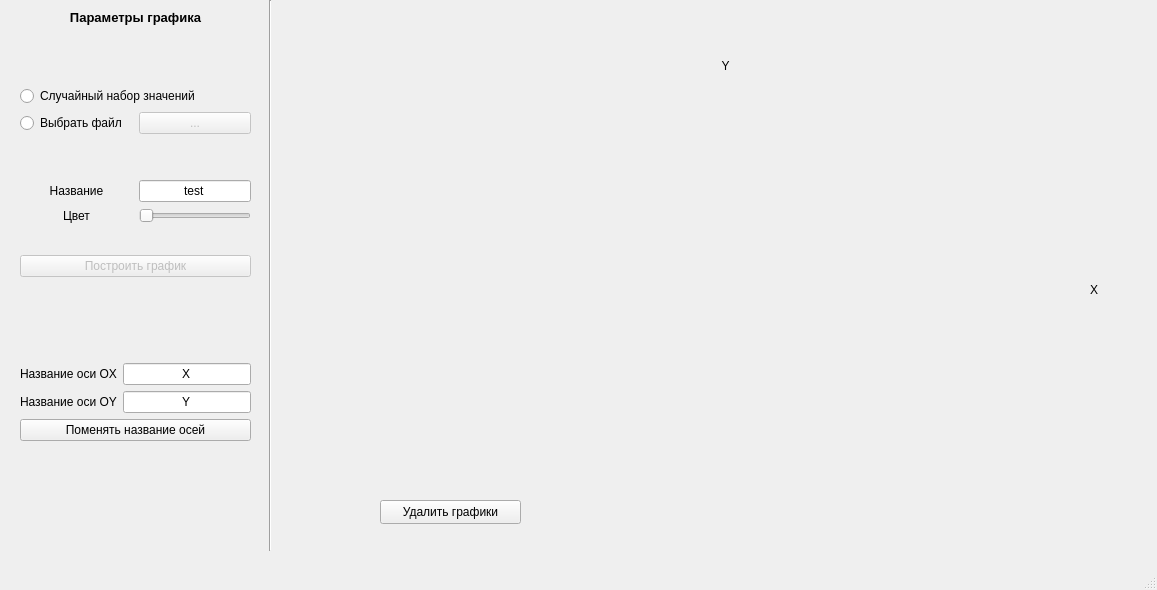
KillReal01/BuildGraph, file graph/mainwindow.ui: the form before one commit.
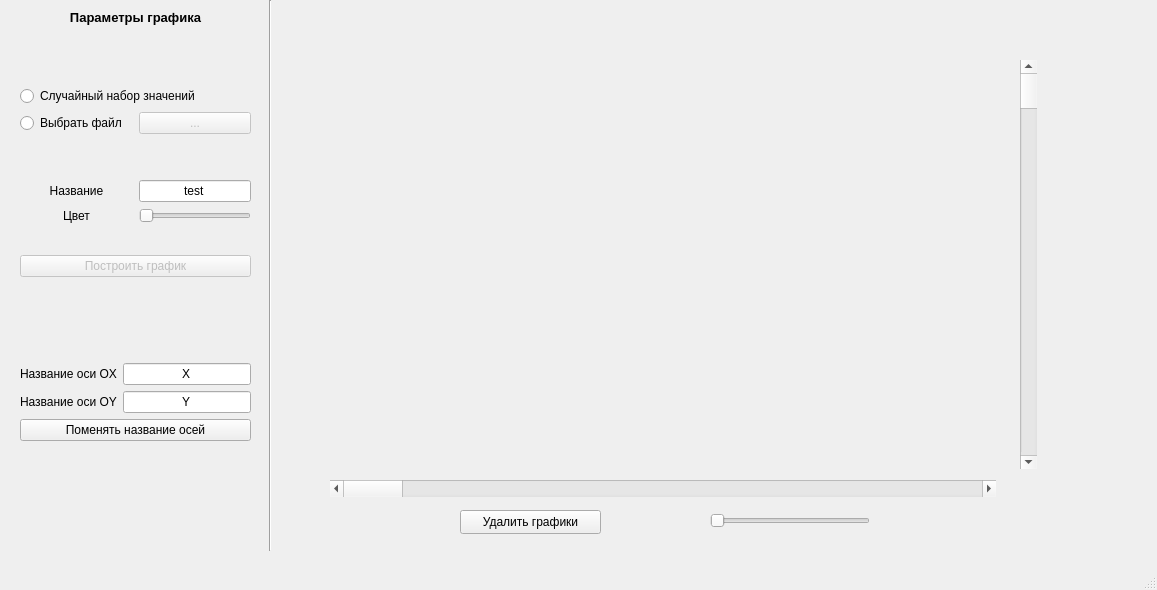
The form after the commit.

```diff
--- a/graph/mainwindow.ui
+++ b/graph/mainwindow.ui
@@ -14,41 +14,6 @@
    <string>MainWindow</string>
   </property>
   <widget class="QWidget" name="centralwidget">
-   <widget class="QLabel" name="axisY">
-    <property name="geometry">
-     <rect>
-      <x>650</x>
-      <y>50</y>
-      <width>151</width>
-      <height>31</height>
-     </rect>
-    </property>
-    <property name="layoutDirection">
-     <enum>Qt::LeftToRight</enum>
-    </property>
-    <property name="text">
-     <string>Y</string>
-    </property>
-    <property name="alignment">
-     <set>Qt::AlignCenter</set>
-    </property>
-   </widget>
-   <widget class="QLabel" name="axisX">
-    <property name="geometry">
-     <rect>
-      <x>1090</x>
-      <y>280</y>
-      <width>61</width>
-      <height>20</height>
-     </rect>
-    </property>
-    <property name="text">
-     <string>X</string>
-    </property>
-    <property name="alignment">
-     <set>Qt::AlignLeading|Qt::AlignLeft|Qt::AlignVCenter</set>
-    </property>
-   </widget>
    <widget class="QWidget" name="gridLayoutWidget">
     <property name="geometry">
      <rect>
@@ -279,16 +244,6 @@
      </item>
     </layout>
    </widget>
-   <widget class="QWidget" name="widget" native="true">
-    <property name="geometry">
-     <rect>
-      <x>380</x>
-      <y>80</y>
-      <width>700</width>
-      <height>400</height>
-     </rect>
-    </property>
-   </widget>
    <widget class="Line" name="line">
     <property name="geometry">
      <rect>
@@ -305,8 +260,8 @@
    <widget class="QPushButton" name="pushButton_delete">
     <property name="geometry">
      <rect>
-      <x>380</x>
-      <y>500</y>
+      <x>460</x>
+      <y>510</y>
       <width>141</width>
       <height>24</height>
      </rect>
@@ -315,6 +270,60 @@
      <string>Удалить графики</string>
     </property>
    </widget>
+   <widget class="QScrollBar" name="horizontalScrollBar">
+    <property name="geometry">
+     <rect>
+      <x>330</x>
+      <y>480</y>
+      <width>666</width>
+      <height>17</height>
+     </rect>
+    </property>
+    <property name="orientation">
+     <enum>Qt::Horizontal</enum>
+    </property>
+   </widget>
+   <widget class="QScrollBar" name="verticalScrollBar">
+    <property name="geometry">
+     <rect>
+      <x>1020</x>
+      <y>60</y>
+      <width>17</width>
+      <height>409</height>
+     </rect>
+    </property>
+    <property name="orientation">
+     <enum>Qt::Vertical</enum>
+    </property>
+   </widget>
+   <widget class="QSlider" name="horizontalSlider">
+    <property name="geometry">
+     <rect>
+      <x>710</x>
+      <y>510</y>
+      <width>160</width>
+      <height>22</height>
+     </rect>
+    </property>
+    <property name="orientation">
+     <enum>Qt::Horizontal</enum>
+    </property>
+   </widget>
+   <widget class="QWidget" name="">
+    <property name="geometry">
+     <rect>
+      <x>310</x>
+      <y>40</y>
+      <width>701</width>
+      <height>431</height>
+     </rect>
+    </property>
+    <layout class="QGridLayout" name="gridLayout_4">
+     <item row="0" column="1">
+      <widget class="QWidget" name="widget" native="true"/>
+     </item>
+    </layout>
+   </widget>
   </widget>
   <widget class="QMenuBar" name="menubar">
    <property name="geometry">
```
Left out of the diff: 2 changed lines with no effect on the pictures.
